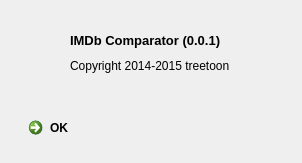
This is qt_IMDb/qt_IMDb/aboutdialog.ui in treetoon/IMDb-Comparator as Qt 5 draws it before an edit. The edited form follows.
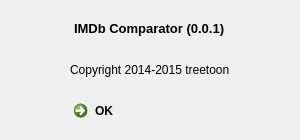
This is the edited form. Icons and pictures are not drawn.

```diff
--- a/qt_IMDb/qt_IMDb/aboutdialog.ui
+++ b/qt_IMDb/qt_IMDb/aboutdialog.ui
@@ -6,22 +6,38 @@
    <rect>
     <x>0</x>
     <y>0</y>
-    <width>302</width>
-    <height>163</height>
+    <width>300</width>
+    <height>140</height>
    </rect>
   </property>
+  <property name="sizePolicy">
+   <sizepolicy hsizetype="Fixed" vsizetype="Fixed">
+    <horstretch>0</horstretch>
+    <verstretch>0</verstretch>
+   </sizepolicy>
+  </property>
+  <property name="minimumSize">
+   <size>
+    <width>300</width>
+    <height>140</height>
+   </size>
+  </property>
+  <property name="maximumSize">
+   <size>
+    <width>300</width>
+    <height>140</height>
+   </size>
+  </property>
   <property name="windowTitle">
    <string>About IMDb Comparator</string>
   </property>
+  <property name="windowIcon">
+   <iconset resource="qt_imdb.qrc">
+    <normaloff>:/icons/32x32/Resources/icon/32x32/IMDb-Comparator.ico</normaloff>:/icons/32x32/Resources/icon/32x32/IMDb-Comparator.ico</iconset>
+  </property>
+  <layout class="QVBoxLayout" name="verticalLayout">
+   <item alignment="Qt::AlignHCenter">
   <widget class="QLabel" name="label">
-   <property name="geometry">
-    <rect>
-     <x>70</x>
-     <y>30</y>
-     <width>171</width>
-     <height>21</height>
-    </rect>
-   </property>
    <property name="sizeIncrement">
     <size>
      <width>0</width>
@@ -39,28 +55,16 @@
     <string>IMDb Comparator (0.0.1)</string>
    </property>
   </widget>
+   </item>
+   <item alignment="Qt::AlignHCenter">
   <widget class="QLabel" name="label_2">
-   <property name="geometry">
-    <rect>
-     <x>70</x>
-     <y>50</y>
-     <width>161</width>
-     <height>31</height>
-    </rect>
-   </property>
    <property name="text">
     <string>Copyright 2014-2015 treetoon</string>
    </property>
   </widget>
+   </item>
+   <item alignment="Qt::AlignHCenter|Qt::AlignBottom">
   <widget class="QCommandLinkButton" name="commandLinkButton">
-   <property name="geometry">
-    <rect>
-     <x>21</x>
-     <y>110</y>
-     <width>261</width>
-     <height>41</height>
-    </rect>
-   </property>
    <property name="layoutDirection">
     <enum>Qt::LeftToRight</enum>
    </property>
@@ -74,6 +78,8 @@
     </size>
    </property>
   </widget>
+   </item>
+  </layout>
  </widget>
  <resources/>
  <connections/>
```
Left out of the diff: 4 changed lines with no effect on the pictures. Lines whose indentation alone changed are shown as unchanged.
